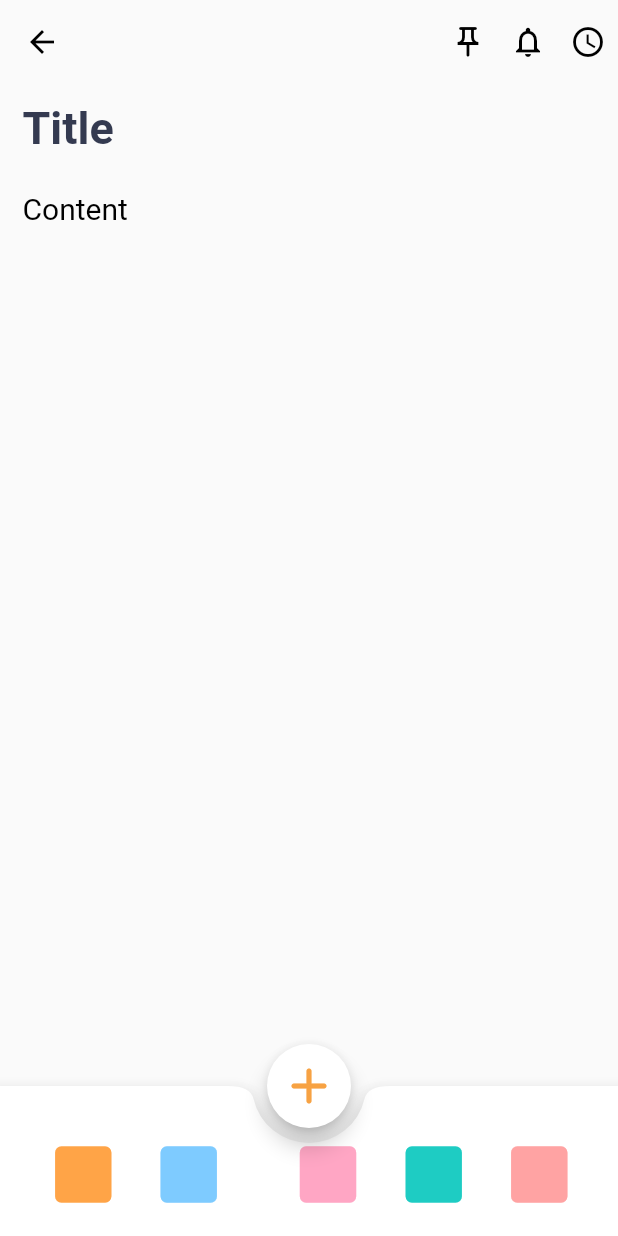
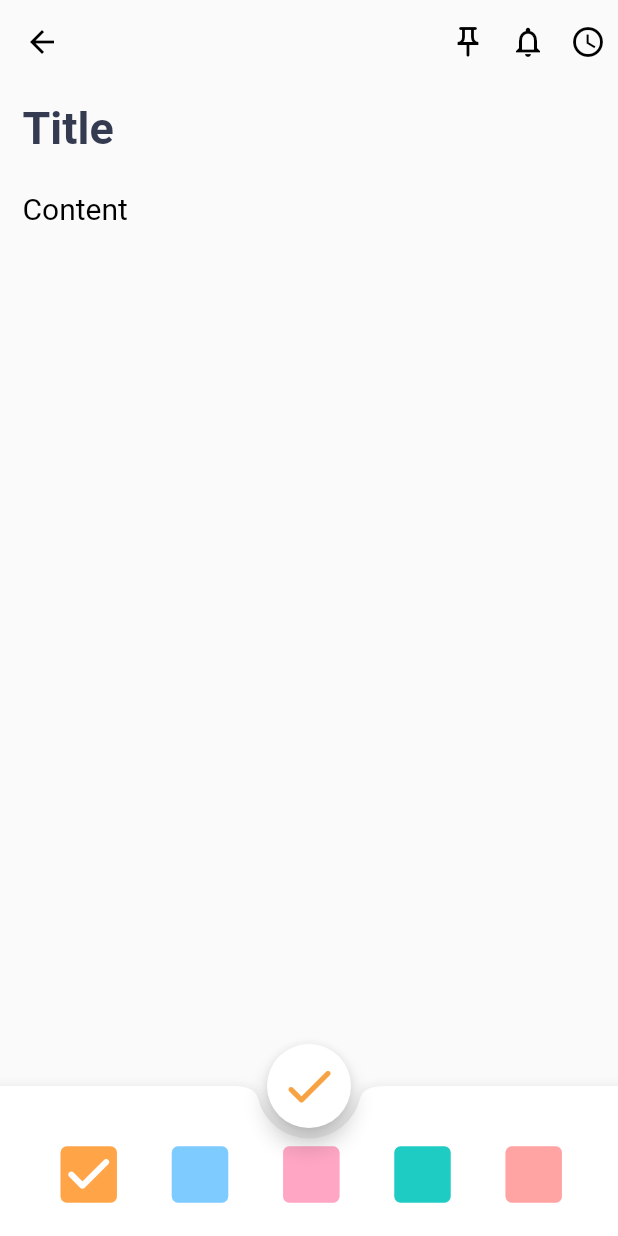
Before and after one commit to Volnetiks/Reminders, a Flutter app: the NotePage screen opened directly, on a phone screen of 412 x 824 dp. Run offline on Flutter 3.47's test engine with Material 2 defaults, Android fonts, the phone set to English and light mode, and no system bars.

Commit message:
Changed UI a bit in note_page

```diff
--- a/lib/pages/note_page.dart
+++ b/lib/pages/note_page.dart
@@ -13,12 +13,16 @@ class _NotePageState extends State<NotePage> {
   bool pinned = false;
   bool notificationsEnabled = false;
 
+  int indexChoosen = 0;
+
   @override
   Widget build(BuildContext context) {
     return Scaffold(
-        bottomNavigationBar: BottomAppBar(
+        bottomNavigationBar: SizedBox(
+          height: 100,
+          child: BottomAppBar(
               color: Colors.white,
-            notchMargin: 10,
+              notchMargin: 7,
               shape: const CircularNotchedRectangle(),
               child: Padding(
                 padding: const EdgeInsets.only(right: 15),
@@ -26,33 +30,83 @@ class _NotePageState extends State<NotePage> {
                   mainAxisAlignment: MainAxisAlignment.spaceEvenly,
                   children: [
                     IconButton(
-                      onPressed: () {},
-                      icon: Icon(Icons.square_rounded,
-                          color: HexColor.fromHex("#ffa447"), size: 50)),
+                        splashColor: Colors.transparent,
+                        highlightColor: Colors.transparent,
+                        onPressed: () {
+                          setState(() {
+                            indexChoosen = 0;
+                          });
+                        },
+                        icon: Icon(
+                            indexChoosen == 0
+                                ? Icons.check_box_rounded
+                                : Icons.square_rounded,
+                            color: HexColor.fromHex("#ffa447"),
+                            size: 50)),
                     IconButton(
-                      onPressed: () {},
-                      icon: Icon(Icons.square_rounded,
-                          color: HexColor.fromHex("#7ecbff"), size: 50)),
-                  const SizedBox(height: 100.0),
+                        splashColor: Colors.transparent,
+                        highlightColor: Colors.transparent,
+                        onPressed: () {
+                          setState(() {
+                            indexChoosen = 1;
+                          });
+                        },
+                        icon: Icon(
+                            indexChoosen == 1
+                                ? Icons.check_box_rounded
+                                : Icons.square_rounded,
+                            color: HexColor.fromHex("#7ecbff"),
+                            size: 50)),
                     IconButton(
-                      onPressed: () {},
-                      icon: Icon(Icons.square_rounded,
-                          color: HexColor.fromHex("#ffa6c4"), size: 50)),
+                        splashColor: Colors.transparent,
+                        highlightColor: Colors.transparent,
+                        onPressed: () {
+                          setState(() {
+                            indexChoosen = 2;
+                          });
+                        },
+                        icon: Icon(
+                            indexChoosen == 2
+                                ? Icons.check_box_rounded
+                                : Icons.square_rounded,
+                            color: HexColor.fromHex("#ffa6c4"),
+                            size: 50)),
                     IconButton(
-                      onPressed: () {},
-                      icon: Icon(Icons.square_rounded,
-                          color: HexColor.fromHex("#1eccc3"), size: 50)),
+                        splashColor: Colors.transparent,
+                        highlightColor: Colors.transparent,
+                        onPressed: () {
+                          setState(() {
+                            indexChoosen = 3;
+                          });
+                        },
+                        icon: Icon(
+                            indexChoosen == 3
+                                ? Icons.check_box_rounded
+                                : Icons.square_rounded,
+                            color: HexColor.fromHex("#1eccc3"),
+                            size: 50)),
                     IconButton(
-                      onPressed: () {},
-                      icon: Icon(Icons.square_rounded,
-                          color: HexColor.fromHex("#ffa3a3"), size: 50)),
+                        splashColor: Colors.transparent,
+                        highlightColor: Colors.transparent,
+                        onPressed: () {
+                          setState(() {
+                            indexChoosen = 4;
+                          });
+                        },
+                        icon: Icon(
+                            indexChoosen == 4
+                                ? Icons.check_box_rounded
+                                : Icons.square_rounded,
+                            color: HexColor.fromHex("#ffa3a3"),
+                            size: 50)),
                   ],
                 ),
               )),
+        ),
         floatingActionButtonLocation: FloatingActionButtonLocation.centerDocked,
         floatingActionButton: FloatingActionButton(
           backgroundColor: Colors.white,
-          child: Icon(Icons.add_rounded,
+          child: Icon(Icons.check_rounded,
               color: HexColor.fromHex("#f7a243"), size: 40),
           onPressed: () {},
         ),
```
Lines whose indentation alone changed are shown as unchanged.
